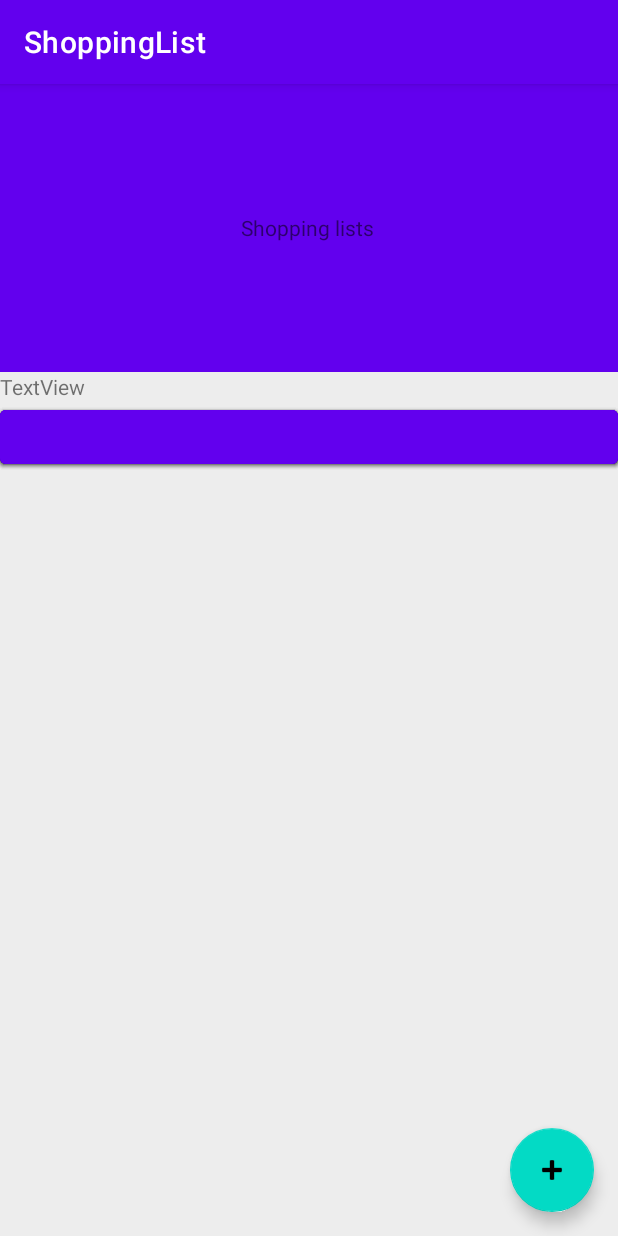
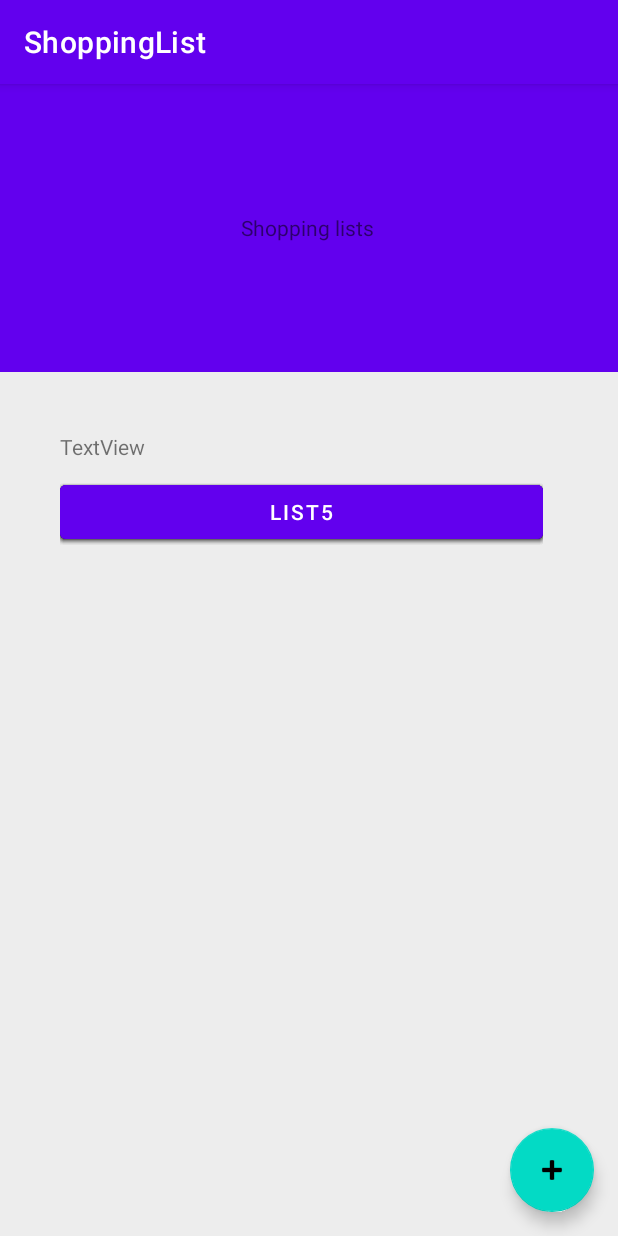
Before and after one commit to kamilernerd/ShoppingListApp, an Android app: the screen it shows after launch (MainActivity), on a phone screen of 412 x 824 dp. Run offline under Robolectric (Android 15) with nearby library versions, the phone set to English and light mode, and no system bars.

Commit message:
Add basic list rendering and fix main activity breaking bindings

```diff
--- a/ShoppingList/app/src/main/java/com/kamil/shoppinglist/ListsLayout.kt
+++ b/ShoppingList/app/src/main/java/com/kamil/shoppinglist/ListsLayoutFragment.kt
@@ -9,7 +9,7 @@ import com.kamil.shoppinglist.data.ListItem
 import com.kamil.shoppinglist.data.ShoppingList
 import com.kamil.shoppinglist.databinding.FragmentListsLayoutBinding
 
-class ListsLayout : Fragment() {
+class ListsLayoutFragment : Fragment() {
 
     private var _binding: FragmentListsLayoutBinding? = null
     private val binding get() = _binding!!
@@ -38,24 +38,28 @@ class ListsLayout : Fragment() {
         savedInstanceState: Bundle?
     ): View? {
         _binding = FragmentListsLayoutBinding.inflate(layoutInflater)
-        val view = binding.root
 
         var fragmentManager = childFragmentManager
         var fragmentTransaction = fragmentManager.beginTransaction()
 
         shoppingListSet.forEach {
-            val listsList = ListsList.newInstance(it.listName, it.listItems)
-            fragmentTransaction.add(R.id.listsList, listsList, it.listName)
+            val listsList = ListsListFragment.newInstance(it.listName, it.listItems)
+
+            listsList.onKeyPressed = {
+                print("HEI")
+            }
+
+            fragmentTransaction.add(binding.listsList.id, listsList, it.listName)
         }
 
         fragmentTransaction.commit()
 
-        return view
+        return binding.root
     }
 
     companion object {
         fun newInstance(param1: String, param2: String) =
-            ListsLayout().apply {
+            ListsLayoutFragment().apply {
                 arguments = Bundle().apply {
                 }
             }
--- a/ShoppingList/app/src/main/java/com/kamil/shoppinglist/ListsList.kt
+++ b/ShoppingList/app/src/main/java/com/kamil/shoppinglist/ListsListFragment.kt
@@ -3,20 +3,26 @@ package com.kamil.shoppinglist
 import android.os.Bundle
 import androidx.fragment.app.Fragment
 import android.view.LayoutInflater
+import android.view.MotionEvent
 import android.view.View
 import android.view.ViewGroup
-import androidx.core.view.get
 import com.kamil.shoppinglist.data.ListItem
-import com.kamil.shoppinglist.databinding.FragmentListsLayoutBinding
 import com.kamil.shoppinglist.databinding.FragmentListsListBinding
 
-class ListsList : Fragment() {
+class ListsListFragment : Fragment() {
 
     private var _binding: FragmentListsListBinding? = null
     private val binding get() = _binding!!
 
+    private var listName: String? = null
+
+    var onKeyPressed: ((listName: String) -> Unit?)? = null
+
     override fun onCreate(savedInstanceState: Bundle?) {
         super.onCreate(savedInstanceState)
+        arguments?.let {
+            listName = it.getString("listName") ?: "no note..."
+        }
     }
 
     override fun onCreateView(
@@ -24,17 +30,24 @@ class ListsList : Fragment() {
         savedInstanceState: Bundle?
     ): View? {
         _binding = FragmentListsListBinding.inflate(layoutInflater)
-        val view = binding.root
 
-        return view
+        binding.listItem.text = listName
+
+        binding.listItem.setOnClickListener(object: View.OnClickListener {
+            override fun onClick(v: View?) {
+                listName?.let { this@ListsListFragment.onKeyPressed?.invoke(it) }
+            }
+        })
+
+        return binding.root
     }
 
     companion object {
         @JvmStatic
         fun newInstance(listName: String, listItems: MutableList<ListItem>) =
-            ListsList().apply {
+            ListsListFragment().apply {
                 arguments = Bundle().apply {
-                    _binding?.button1?.text = listName
+                    putString("listName", listName)
                 }
             }
     }
--- a/ShoppingList/app/src/main/java/com/kamil/shoppinglist/MainActivity.kt
+++ b/ShoppingList/app/src/main/java/com/kamil/shoppinglist/MainActivity.kt
@@ -6,14 +6,12 @@ import com.kamil.shoppinglist.databinding.ActivityMainBinding
 
 class MainActivity : AppCompatActivity() {
 
-    private var _binding: ActivityMainBinding? = null
-    private val binding get() = _binding!!
+    private lateinit var binding: ActivityMainBinding
 
     override fun onCreate(savedInstanceState: Bundle?) {
         super.onCreate(savedInstanceState)
 
-        _binding = ActivityMainBinding.inflate(layoutInflater)
+        binding = ActivityMainBinding.inflate(layoutInflater)
         setContentView(binding.root)
-
     }
 }
--- a/ShoppingList/app/src/main/res/layout/activity_main.xml
+++ b/ShoppingList/app/src/main/res/layout/activity_main.xml
@@ -13,7 +13,7 @@
         android:id="@+id/listsLayoutMain"
         android:layout_width="match_parent"
         android:layout_height="match_parent"
-        android:name="com.kamil.shoppinglist.ListsLayout"
+        android:name="com.kamil.shoppinglist.ListsLayoutFragment"
         />
 
 </androidx.coordinatorlayout.widget.CoordinatorLayout>
--- a/ShoppingList/app/src/main/res/layout/fragment_lists_layout.xml
+++ b/ShoppingList/app/src/main/res/layout/fragment_lists_layout.xml
@@ -2,7 +2,7 @@
 <androidx.coordinatorlayout.widget.CoordinatorLayout xmlns:android="http://schemas.android.com/apk/res/android"
     xmlns:tools="http://schemas.android.com/tools"
     xmlns:app="http://schemas.android.com/apk/res-auto"
-    tools:context=".ListsLayout"
+    tools:context=".ListsLayoutFragment"
     android:id="@+id/listsLayoutMain"
     android:layout_width="match_parent"
     android:layout_height="match_parent">
@@ -44,7 +44,9 @@
         <LinearLayout
             android:layout_width="match_parent"
             android:layout_height="match_parent"
-            android:orientation="vertical">
+            android:orientation="vertical"
+            android:paddingHorizontal="40dp"
+            android:paddingVertical="40dp">
 
             <TextView
                 android:id="@+id/textView5"
@@ -54,9 +56,11 @@
 
             <androidx.fragment.app.FragmentContainerView
                 android:id="@+id/listsList"
+                android:name="com.kamil.shoppinglist.ListsListFragment"
                 android:layout_width="match_parent"
                 android:layout_height="match_parent"
-                tools:context=".ListsList" />
+                android:layout_marginTop="10dp"
+                android:layout_marginEnd="10dp" />
         </LinearLayout>
     </androidx.core.widget.NestedScrollView>
 
--- a/ShoppingList/app/src/main/res/layout/fragment_lists_list.xml
+++ b/ShoppingList/app/src/main/res/layout/fragment_lists_list.xml
@@ -5,10 +5,10 @@
     android:layout_width="match_parent"
     android:layout_height="match_parent"
     android:orientation="vertical"
-    tools:context=".ListsList">
+    tools:context=".ListsListFragment">
 
     <Button
-        android:id="@+id/button1"
+        android:id="@+id/list_item"
         android:layout_width="match_parent"
         android:layout_height="wrap_content" />
 </LinearLayout>
```
